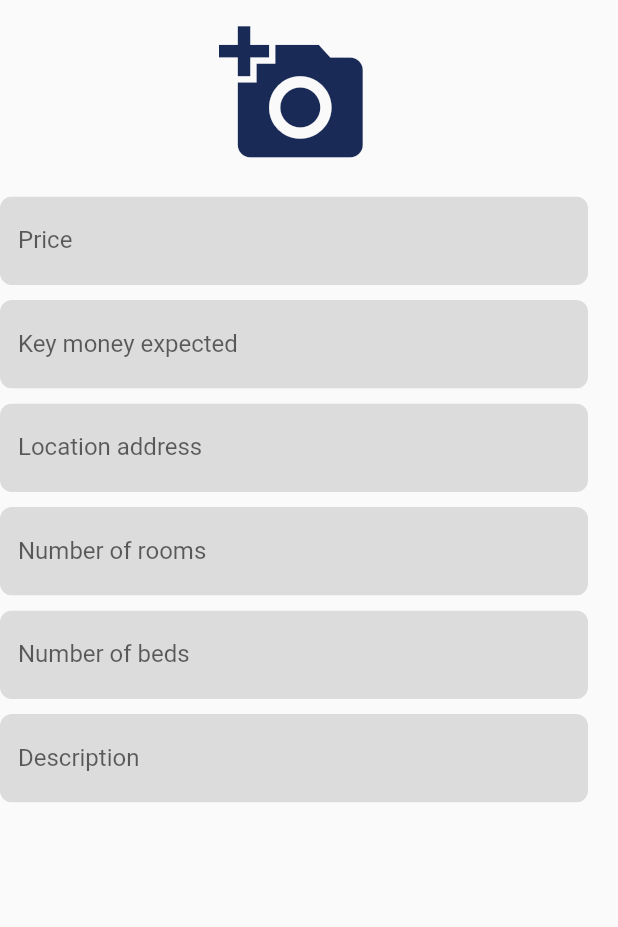
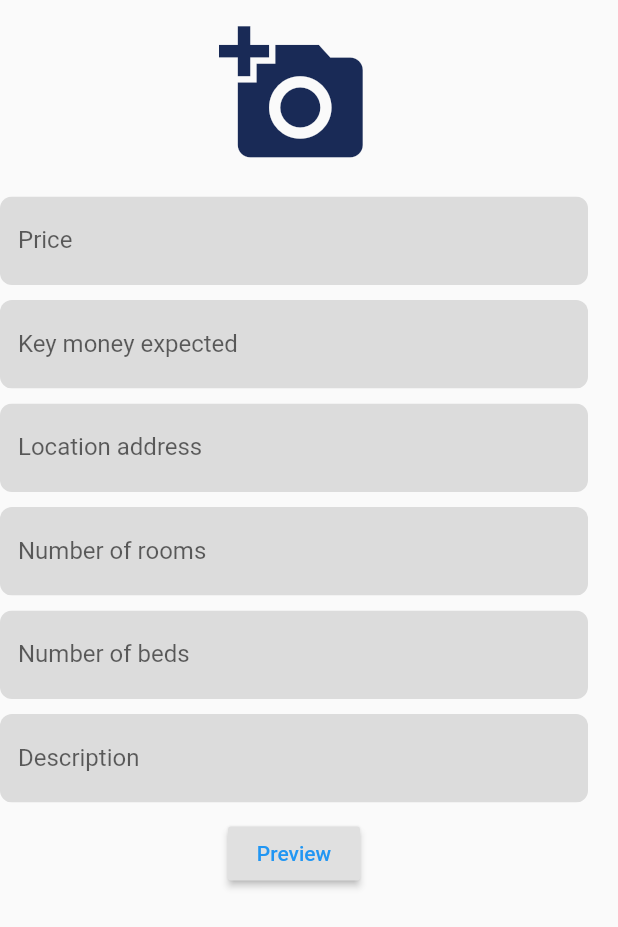
Before and after one commit to yaman-lk/mobile-portal, a Flutter app: the PostAdScreen screen opened directly, on a phone screen of 412 x 824 dp. Shown: the top 927 px of the screen. Run offline on Flutter 3.47's test engine with Material 2 defaults, Android fonts, the phone set to English and light mode, and no system bars; our stand-ins replace carousel_pro, dio, flutter_signin_button, toast; missing offline and left inert: circular_bottom_navigation, image_fade, menu_button; network calls fail.

Commit message:
commit to get changes

```diff
--- a/inna_thanak/lib/Screens/postad_screen.dart
+++ b/inna_thanak/lib/Screens/postad_screen.dart
@@ -78,6 +78,13 @@ class _PostAdScreenState extends State<PostAdScreen> {
                 labelText: "Description",
               ),
             ),
+            SizedBox(height: 10),
+            Container(
+                child: RaisedButton(
+              onPressed: () {},
+              textTheme: ButtonTextTheme.accent,
+              child: Text("Preview"),
+            ))
           ],
         )),
       ),
```
Also changed, not shown: inna_thanak/pubspec.yaml (+0 -9 lines).
